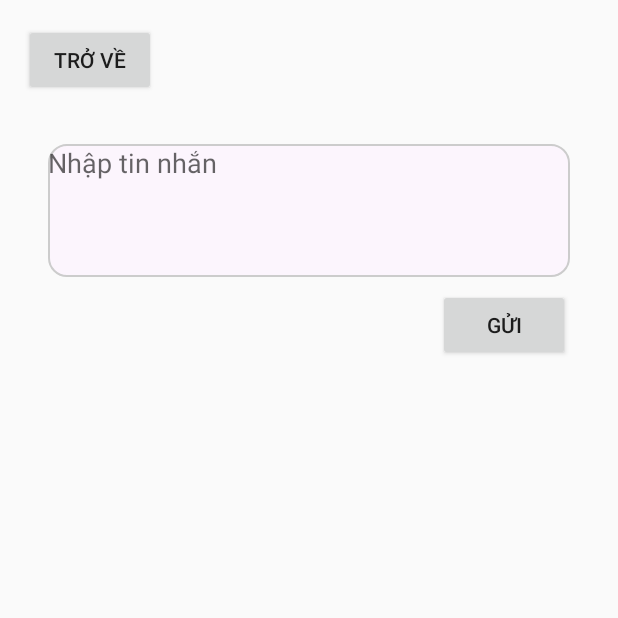
After one commit to TiVooooo/PRM392_HomeBuddy_App, an Android app: the MessageActivity screen opened directly, with no data from a screen before it, on a phone screen of 412 x 824 dp, the top half of it. The commit adds this screen. Run offline under Robolectric (Android 15) with nearby library versions, the phone set to English and light mode, and no system bars; 1 statement that could not run was skipped.

Commit message:
update UI Chat and read message from 1 chat

```diff
--- a/app/src/main/AndroidManifest.xml
+++ b/app/src/main/AndroidManifest.xml
@@ -36,6 +36,7 @@
         <activity android:name=".RegisterHelperActivity" />
 
         <activity android:name=".ChatActivity"/>
+        <activity android:name=".MessageActivity" />
         <activity android:name=".EditUserActivity" />
         <activity android:name=".ServiceDetailActivity" />
 
--- a/app/src/main/java/com/example/prm392_homebuddy_app/API/ChatApi.java
+++ b/app/src/main/java/com/example/prm392_homebuddy_app/API/ChatApi.java
@@ -1,6 +1,7 @@
 package com.example.prm392_homebuddy_app.API;
 
 import com.example.prm392_homebuddy_app.model.ChatResponse;
+import com.example.prm392_homebuddy_app.model.MessageResponse;
 
 import java.util.List;
 
@@ -11,4 +12,8 @@ import retrofit2.http.Query;
 public interface ChatApi {
     @GET("Chat/userid")
     Call<List<ChatResponse>> getUserChats(@Query("userid") int userId);
+
+    @GET("Chat/chatid")
+    Call<List<MessageResponse>> getMessagesFromChat(@Query("chatid") int chatId);
+
 }
--- /dev/null
+++ b/app/src/main/java/com/example/prm392_homebuddy_app/MessageActivity.java
@@ -0,0 +1,76 @@
+package com.example.prm392_homebuddy_app;
+
+import android.os.Bundle;
+import android.util.Log;
+import android.widget.ListView;
+import android.widget.Toast;
+
+import androidx.annotation.Nullable;
+import androidx.appcompat.app.AppCompatActivity;
+import androidx.fragment.app.FragmentTransaction;
+
+import com.example.prm392_homebuddy_app.API.ChatRepository;
+import com.example.prm392_homebuddy_app.adapters.MessageAdapter;
+import com.example.prm392_homebuddy_app.model.MessageResponse;
+import com.example.prm392_homebuddy_app.ui.chat.SendMessageFragment;
+import com.example.prm392_homebuddy_app.utils.PreferenceUtils;
+
+import java.util.ArrayList;
+import java.util.List;
+
+public class MessageActivity extends AppCompatActivity {
+
+    private ListView listViewMessages;
+    private MessageAdapter messageAdapter;
+    private List<MessageResponse> messageList = new ArrayList<>();
+    private ChatRepository chatRepository;
+
+    @Override
+    protected void onCreate(@Nullable Bundle savedInstanceState) {
+        super.onCreate(savedInstanceState);
+        setContentView(R.layout.activity_message);
+
+        listViewMessages = findViewById(R.id.listViewMessages);
+
+
+        String userId = PreferenceUtils.getUserId(this);
+        int currentUserId = Integer.parseInt(userId);
+        messageAdapter = new MessageAdapter(this, R.layout.item_message, messageList, currentUserId);
+        listViewMessages.setAdapter(messageAdapter);
+
+        chatRepository = new ChatRepository();
+
+        if (savedInstanceState == null) {
+            SendMessageFragment sendMessageFragment = new SendMessageFragment();
+            FragmentTransaction transaction = getSupportFragmentManager().beginTransaction();
+            transaction.replace(R.id.fragment_container, sendMessageFragment); // ID của ViewGroup chứa fragment
+            transaction.commit();
+        }
+
+        // Get chatId from Intent
+        int chatId = getIntent().getIntExtra("chatId", -1);
+        if (chatId != -1) {
+            loadMessages(chatId);
+        } else {
+            Toast.makeText(this, "Chat ID is invalid", Toast.LENGTH_SHORT).show();
+        }
+    }
+
+    private void loadMessages(int chatId) {
+        chatRepository.getMessagesFromChat(chatId, new ChatRepository.ChatDataCallback<List<MessageResponse>>() {
+            @Override
+            public void onSuccess(List<MessageResponse> messages) {
+                Log.d("MessageActivity", "Fetched messages: " + messages);
+                messageList.clear();
+                messageList.addAll(messages);
+                messageAdapter.notifyDataSetChanged();
+            }
+
+            @Override
+            public void onFailure(String errorMessage) {
+                Log.e("MessageActivity", "Error fetching messages: " + errorMessage);
+                Toast.makeText(MessageActivity.this, "Error: " + errorMessage, Toast.LENGTH_SHORT).show();
+            }
+        });
+    }
+}
--- /dev/null
+++ b/app/src/main/java/com/example/prm392_homebuddy_app/adapters/MessageAdapter.java
@@ -0,0 +1,67 @@
+package com.example.prm392_homebuddy_app.adapters;
+
+import android.content.Context;
+import android.view.LayoutInflater;
+import android.view.View;
+import android.view.ViewGroup;
+import android.widget.ArrayAdapter;
+import android.widget.LinearLayout;
+import android.widget.TextView;
+
+import com.example.prm392_homebuddy_app.R;
+import com.example.prm392_homebuddy_app.model.MessageResponse;
+
+import java.util.List;
+
+public class MessageAdapter extends ArrayAdapter<MessageResponse> {
+    private Context context;
+    private List<MessageResponse> messages;
+    private int currentUserId; // ID của người dùng hiện tại
+
+    public MessageAdapter(Context context, int resource, List<MessageResponse> messages, int currentUserId) {
+        super(context, resource, messages);
+        this.context = context;
+        this.messages = messages;
+        this.currentUserId = currentUserId;
+    }
+
+    @Override
+    public View getView(int position, View convertView, ViewGroup parent) {
+        if (convertView == null) {
+            convertView = LayoutInflater.from(context).inflate(R.layout.item_message, parent, false);
+        }
+
+        MessageResponse message = messages.get(position);
+
+        // Tìm các LinearLayout trong layout
+        LinearLayout layoutSender = convertView.findViewById(R.id.layoutSender);
+        LinearLayout layoutReceiver = convertView.findViewById(R.id.layoutReceiver);
+
+        // Tìm các TextView trong layout
+        TextView textViewMessageSender = convertView.findViewById(R.id.textViewMessageSender);
+        TextView textViewTimeSender = convertView.findViewById(R.id.textViewTimeSender);
+        TextView textViewMessageReceiver = convertView.findViewById(R.id.textViewMessageReceiver);
+        //TextView textViewTimeReceiver = convertView.findViewById(R.id.textViewTimeReceiver);
+
+        // Kiểm tra người gửi để hiển thị tin nhắn đúng
+        if (message.getSenderId() == currentUserId) {
+            // Tin nhắn của người gửi
+            textViewMessageSender.setText(message.getMessageText());
+            textViewTimeSender.setText(message.getSentTime().toString());
+
+            // Hiển thị tin nhắn của người gửi và ẩn tin nhắn của người nhận
+            layoutSender.setVisibility(View.VISIBLE);
+            layoutReceiver.setVisibility(View.GONE);
+        } else {
+            // Tin nhắn của người nhận
+            textViewMessageReceiver.setText(message.getMessageText());
+            //textViewTimeReceiver.setText(message.getSentTime().toString());
+
+            // Hiển thị tin nhắn của người nhận và ẩn tin nhắn của người gửi
+            layoutReceiver.setVisibility(View.VISIBLE);
+            layoutSender.setVisibility(View.GONE);
+        }
+
+        return convertView;
+    }
+}
--- /dev/null
+++ b/app/src/main/java/com/example/prm392_homebuddy_app/ui/chat/SendMessageFragment.java
@@ -0,0 +1,50 @@
+package com.example.prm392_homebuddy_app.ui.chat;
+
+import android.os.Bundle;
+import android.text.Editable;
+import android.text.TextWatcher;
+import android.view.LayoutInflater;
+import android.view.View;
+import android.view.ViewGroup;
+import android.widget.Button;
+import android.widget.EditText;
+
+import androidx.annotation.NonNull;
+import androidx.annotation.Nullable;
+import androidx.fragment.app.Fragment;
+
+import com.example.prm392_homebuddy_app.R;
+
+public class SendMessageFragment extends Fragment {
+
+    private EditText editTextMessage;
+    private Button buttonSend;
+
+    public SendMessageFragment() {
+        // Required empty public constructor
+    }
+
+    @Nullable
+    @Override
+    public View onCreateView(@NonNull LayoutInflater inflater, @Nullable ViewGroup container,
+                             @Nullable Bundle savedInstanceState) {
+        // Inflate the layout for this fragment
+        View view = inflater.inflate(R.layout.fragment_send_message, container, false);
+
+        editTextMessage = view.findViewById(R.id.editTextMessage);
+        buttonSend = view.findViewById(R.id.buttonSend);
+
+        buttonSend.setOnClickListener(v -> sendMessage());
+
+        return view;
+    }
+
+    private void sendMessage() {
+        String messageText = editTextMessage.getText().toString();
+        if (!messageText.isEmpty()) {
+            // Gọi hàm gửi tin nhắn ở đây (có thể thông qua callback hoặc ViewModel)
+            // Ví dụ: sendMessageToServer(messageText);
+            editTextMessage.setText(""); // Xóa trường nhập sau khi gửi
+        }
+    }
+}
--- /dev/null
+++ b/app/src/main/res/layout/activity_message.xml
@@ -0,0 +1,43 @@
+<?xml version="1.0" encoding="utf-8"?>
+<androidx.constraintlayout.widget.ConstraintLayout xmlns:android="http://schemas.android.com/apk/res/android"
+    xmlns:app="http://schemas.android.com/apk/res-auto"
+    android:layout_width="match_parent"
+    android:layout_height="match_parent">
+
+    <!-- Nút trở về -->
+    <Button
+        android:id="@+id/buttonBack"
+        android:layout_width="wrap_content"
+        android:layout_height="wrap_content"
+        android:text="Trở về"
+        app:layout_constraintTop_toTopOf="parent"
+        app:layout_constraintStart_toStartOf="parent"
+        android:layout_margin="16dp" />
+
+    <!-- Fragment để gửi tin nhắn -->
+    <FrameLayout
+        android:id="@+id/fragment_container"
+        android:layout_width="0dp"
+        android:layout_height="wrap_content"
+        app:layout_constraintTop_toBottomOf="@id/buttonBack"
+        app:layout_constraintStart_toStartOf="parent"
+        app:layout_constraintEnd_toEndOf="parent"
+        android:padding="16dp"
+        android:layout_marginBottom="8dp" />
+
+    <!-- Danh sách tin nhắn -->
+    <ListView
+        android:id="@+id/listViewMessages"
+        android:layout_width="0dp"
+        android:layout_height="0dp"
+        android:layout_marginBottom="56dp"
+        android:clipToPadding="false"
+        android:padding="16dp"
+        app:layout_constraintBottom_toBottomOf="parent"
+        app:layout_constraintEnd_toEndOf="parent"
+        app:layout_constraintHorizontal_bias="0.0"
+        app:layout_constraintStart_toStartOf="parent"
+        app:layout_constraintTop_toBottomOf="@id/fragment_container"
+        app:layout_constraintVertical_bias="1.0" /> <!-- Để không bị che bởi keyboard -->
+
+</androidx.constraintlayout.widget.ConstraintLayout>
--- /dev/null
+++ b/app/src/main/res/layout/fragment_send_message.xml
@@ -0,0 +1,26 @@
+<?xml version="1.0" encoding="utf-8"?>
+<LinearLayout xmlns:android="http://schemas.android.com/apk/res/android"
+    android:layout_width="match_parent"
+    android:layout_height="wrap_content"
+    android:orientation="vertical"
+    android:padding="16dp">
+
+    <EditText
+        android:id="@+id/editTextMessage"
+        android:layout_width="match_parent"
+        android:layout_height="wrap_content"
+        android:hint="Nhập tin nhắn"
+        android:inputType="textMultiLine"
+        android:lines="4"
+        android:gravity="top"
+        android:background="@drawable/rounded_edit_text" />
+
+    <Button
+        android:id="@+id/buttonSend"
+        android:layout_width="wrap_content"
+        android:layout_height="wrap_content"
+        android:layout_gravity="end"
+        android:layout_marginTop="8dp"
+        android:text="Gửi" />
+
+</LinearLayout>
```
Also changed, not shown: app/src/main/java/com/example/prm392_homebuddy_app/API/ChatRepository.java (+35 -3 lines), app/src/main/java/com/example/prm392_homebuddy_app/ChatActivity.java (+7 -4 lines), app/src/main/java/com/example/prm392_homebuddy_app/model/MessageResponse.java (added, +52 -0 lines), app/src/main/res/layout/item_message.xml (added, +51 -0 lines).
